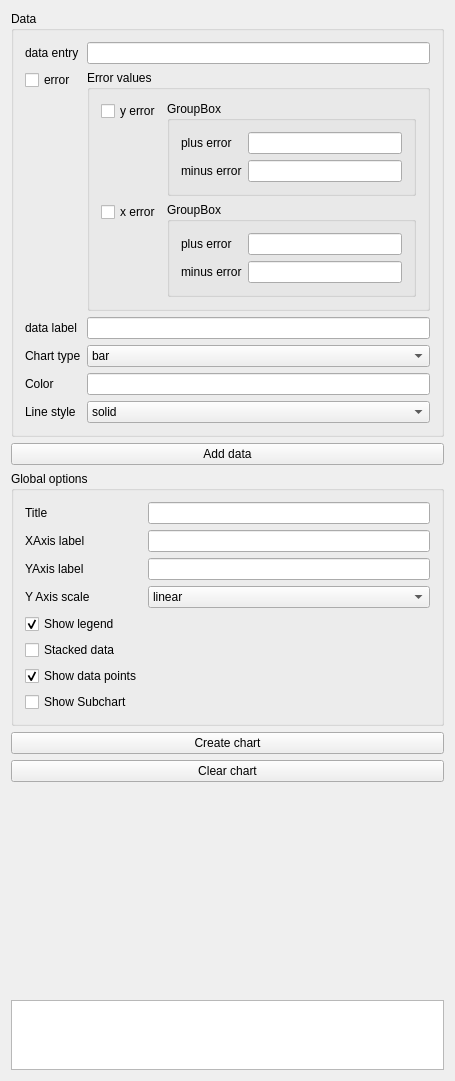
Before: the Qt Designer form Plugins/org.mitk.gui.qt.chartExample/src/internal/ChartExampleControls.ui in MITK/MITK, drawn with Qt 5.
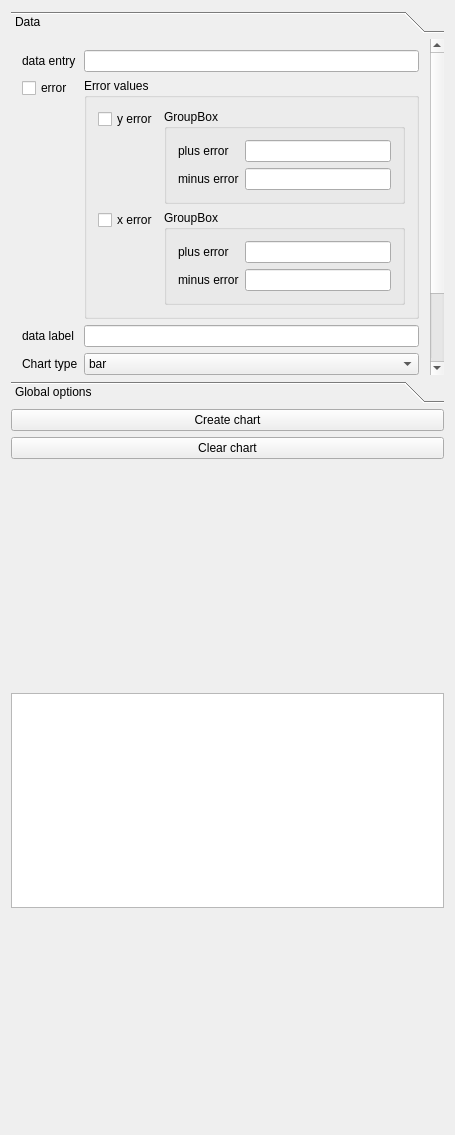
After: the same form once the commit is applied. Custom widgets are drawn as their Qt base class.

Commit message: Changed layout of data and global options to QToolbox

```diff
--- a/Plugins/org.mitk.gui.qt.chartExample/src/internal/ChartExampleControls.ui
+++ b/Plugins/org.mitk.gui.qt.chartExample/src/internal/ChartExampleControls.ui
@@ -7,7 +7,7 @@
     <x>0</x>
     <y>0</y>
     <width>455</width>
-    <height>1000</height>
+    <height>1135</height>
    </rect>
   </property>
   <property name="minimumSize">
@@ -21,11 +21,23 @@
   </property>
   <layout class="QVBoxLayout" name="verticalLayout">
    <item>
-    <widget class="QGroupBox" name="groupBox_3">
-     <property name="title">
+    <widget class="QToolBox" name="toolBox">
+     <property name="currentIndex">
+      <number>0</number>
+     </property>
+     <widget class="QWidget" name="page">
+      <property name="geometry">
+       <rect>
+        <x>0</x>
+        <y>-77</y>
+        <width>420</width>
+        <height>389</height>
+       </rect>
+      </property>
+      <attribute name="label">
       <string>Data</string>
-     </property>
-     <layout class="QVBoxLayout" name="verticalLayout_2">
+      </attribute>
+      <layout class="QVBoxLayout" name="verticalLayout_7">
       <item>
        <layout class="QFormLayout" name="formLayout">
         <item row="0" column="0">
@@ -296,9 +308,6 @@
         </item>
        </layout>
       </item>
-     </layout>
-    </widget>
-   </item>
    <item>
     <widget class="QPushButton" name="m_buttonAddData">
      <property name="text">
@@ -306,18 +315,21 @@
      </property>
     </widget>
    </item>
-   <item>
-    <widget class="QGroupBox" name="groupBox_2">
-     <property name="minimumSize">
-      <size>
-       <width>0</width>
-       <height>0</height>
-      </size>
-     </property>
-     <property name="title">
+      </layout>
+     </widget>
+     <widget class="QWidget" name="page_2">
+      <property name="geometry">
+       <rect>
+        <x>0</x>
+        <y>0</y>
+        <width>437</width>
+        <height>210</height>
+       </rect>
+      </property>
+      <attribute name="label">
       <string>Global options</string>
-     </property>
-     <layout class="QVBoxLayout" name="verticalLayout_3">
+      </attribute>
+      <layout class="QVBoxLayout" name="verticalLayout_8">
       <item>
        <layout class="QFormLayout" name="formLayout_2">
         <item row="0" column="1">
@@ -408,6 +420,7 @@
        </layout>
       </item>
      </layout>
+     </widget>
     </widget>
    </item>
    <item>
```
Lines whose indentation alone changed are shown as unchanged.
